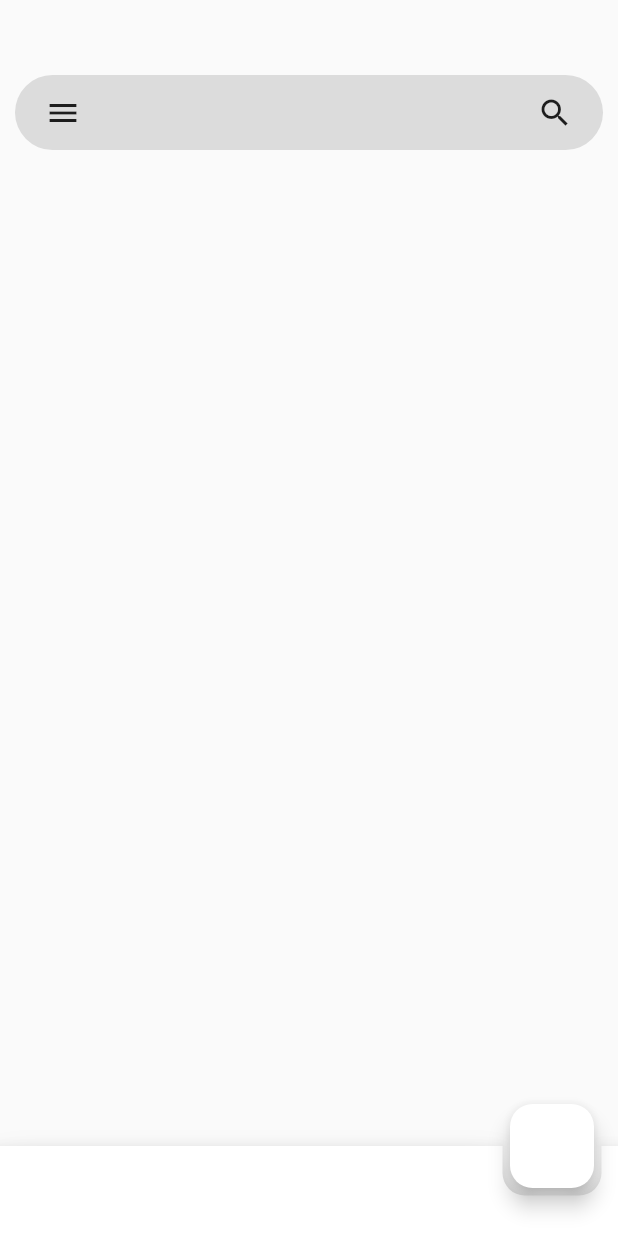
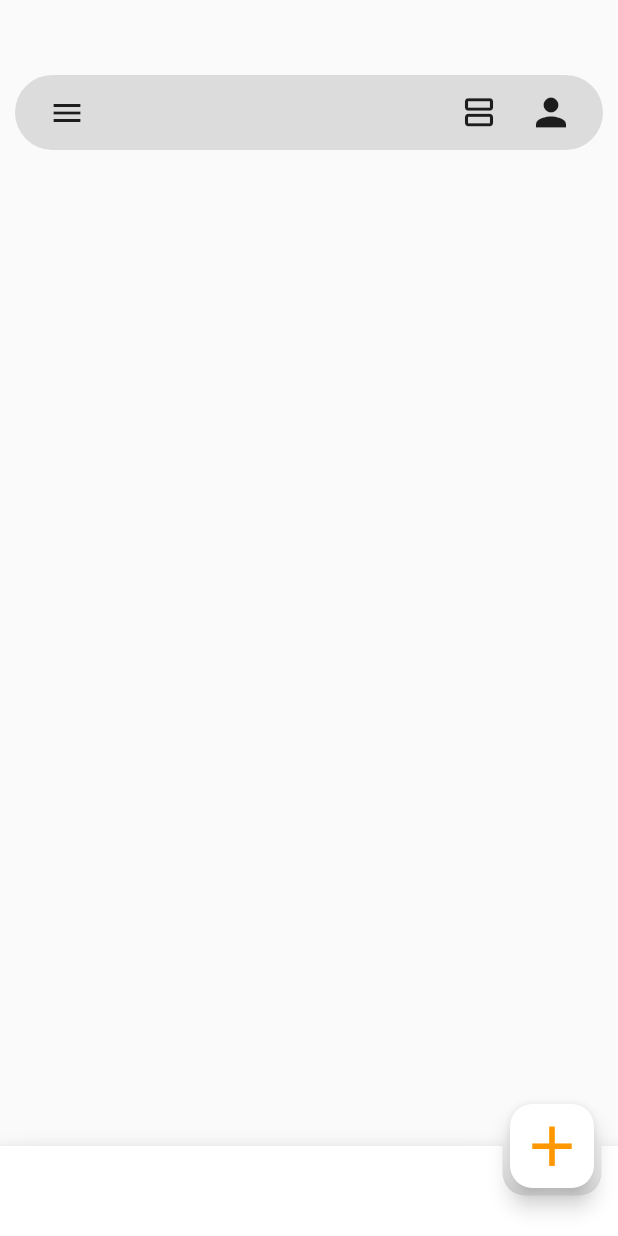
Before and after one commit to CaptenSepp/note_app_google_keep, a Flutter app: the screen it shows after launch, on a phone screen of 412 x 824 dp. Run offline on Flutter 3.47's test engine with Material 2 defaults, Android fonts, the phone set to English and light mode, and no system bars.

Commit message:
folder name changed

```diff
--- a/lib/src/core/my_app.dart
+++ b/lib/src/core/my_app.dart
@@ -1,5 +1,5 @@
 import 'package:flutter/material.dart';
-import 'package:sepp_note/src/screens/screen%201/home_page.dart';
+import 'package:sepp_note/src/screens/home_page/home_page.dart';
 
 MaterialApp myApp() {
   return const MaterialApp(
--- a/lib/src/screens/screen 1/components/home_page_search_bar.dart
+++ b/lib/src/screens/home_page/components/home_page_search_bar.dart
@@ -22,11 +22,13 @@ class HomePageSearchBar extends StatelessWidget {
                 onPressed: () {
                   // Drawer();
                 }),
-            SizedBox(
-              width: MediaQuery.of(context).size.width * 0.68,
-            ),
+            SizedBox(width: MediaQuery.of(context).size.width * 0.55),
             IconButton(
-                icon: const Icon(Icons.search), onPressed: () {})
+                icon: const Icon(Icons.view_agenda_outlined, size: 25),
+                onPressed: () {}),
+            IconButton(
+                icon: const Icon(Icons.person_sharp, size: 30),
+                onPressed: () {})
           ],
         ),
       ),
--- a/lib/src/screens/screen 1/home_page.dart
+++ b/lib/src/screens/home_page/home_page.dart
@@ -1,8 +1,8 @@
 import 'package:flutter/material.dart';
 import 'package:provider/provider.dart';
-import 'package:sepp_note/src/screens/screen%201/components/home_bottom_app_bar.dart';
-import 'package:sepp_note/src/screens/screen%201/components/home_page_search_bar.dart';
-import 'package:sepp_note/src/screens/screen%201/home_page_provider.dart';
+import 'package:sepp_note/src/screens/home_page/components/home_page_bottom_app_bar.dart';
+import 'package:sepp_note/src/screens/home_page/components/home_page_search_bar.dart';
+import 'package:sepp_note/src/screens/home_page/home_page_provider.dart';
 
 class HomePage extends StatelessWidget {
   const HomePage({Key? key}) : super(key: key);
@@ -34,6 +34,11 @@ class _HomePage extends StatelessWidget {
           bottomNavigationBar: const HomePageBottomAppBar(),
           floatingActionButton: FloatingActionButton(
             backgroundColor: Colors.white,
+            child: const Icon(
+              Icons.add,
+              color: Colors.orange,
+              size: 45,
+            ),
             shape: const RoundedRectangleBorder(
               borderRadius: BorderRadius.all(
                 Radius.circular(15),
```
Also changed, not shown: lib/src/screens/home_page/components/home_page_bottom_app_bar.dart (renamed from lib/src/screens/screen 1/components/home_bottom_app_bar.dart), lib/src/screens/home_page/home_page_provider.dart (renamed from lib/src/screens/screen 1/home_page_provider.dart).
